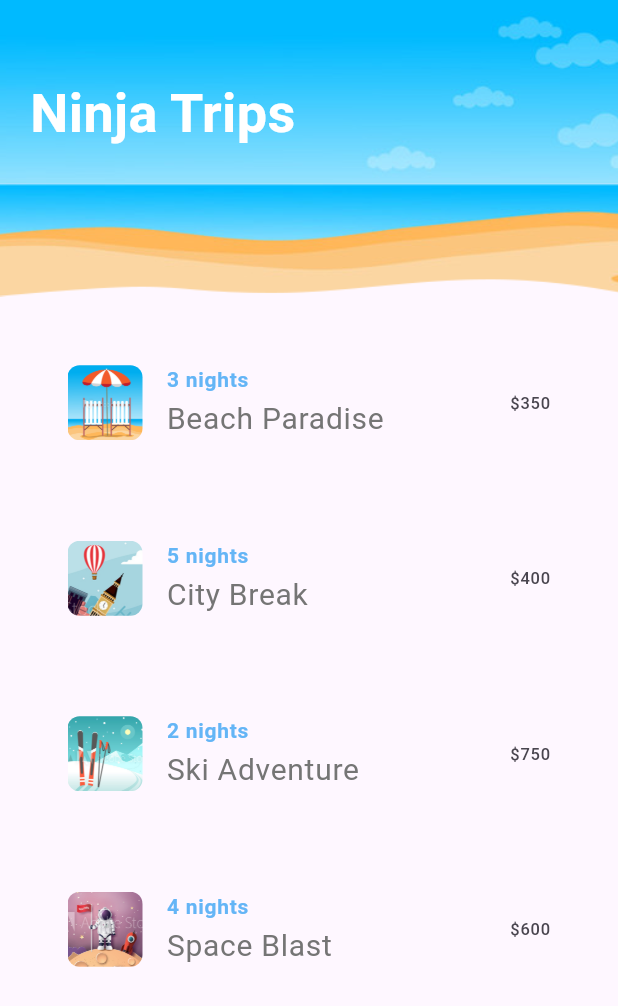
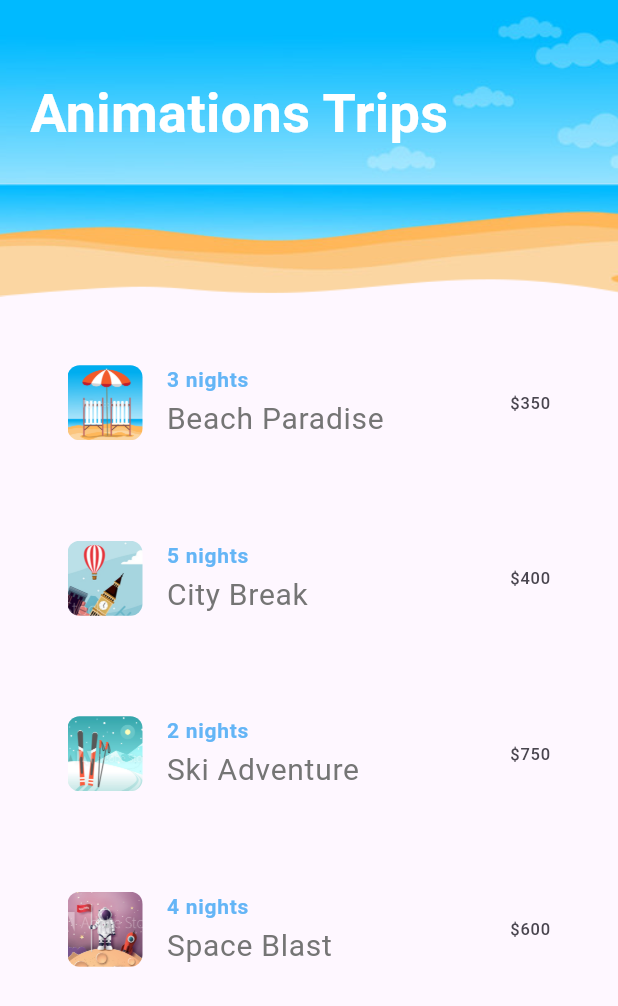
Before and after one commit to azix-khan/Flutter-Animations, a Flutter app: the screen it shows after launch, on a phone screen of 412 x 824 dp. Shown: the top 1006 px of the screen. Run offline on Flutter 3.47's test engine with Material 3 defaults, Android fonts, the phone set to English and light mode, and no system bars; our stand-ins replace lorem_ipsum.

Commit message:
chages made

```diff
--- a/flutter_animations/lib/screens/home.dart
+++ b/flutter_animations/lib/screens/home.dart
@@ -28,7 +28,7 @@ class HomeState extends State<Home> {
             SizedBox(
               height: 160,
               child: ScreenTitle(
-                    text: 'Ninja Trips',
+                text: 'Animations Trips',
               ),
             ),
             Flexible(
@@ -36,6 +36,8 @@ class HomeState extends State<Home> {
             )
             //Sandbox(),
           ],
-            )));
+        ),
+      ),
+    );
   }
 }
```
Lines whose indentation alone changed are shown as unchanged.
